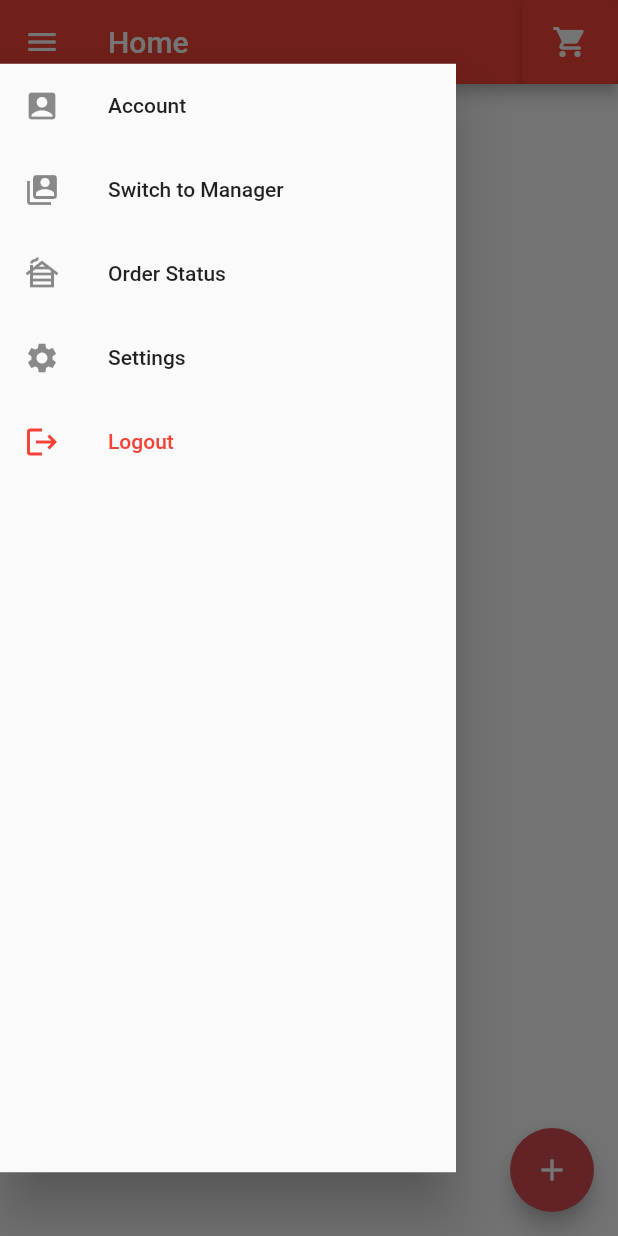
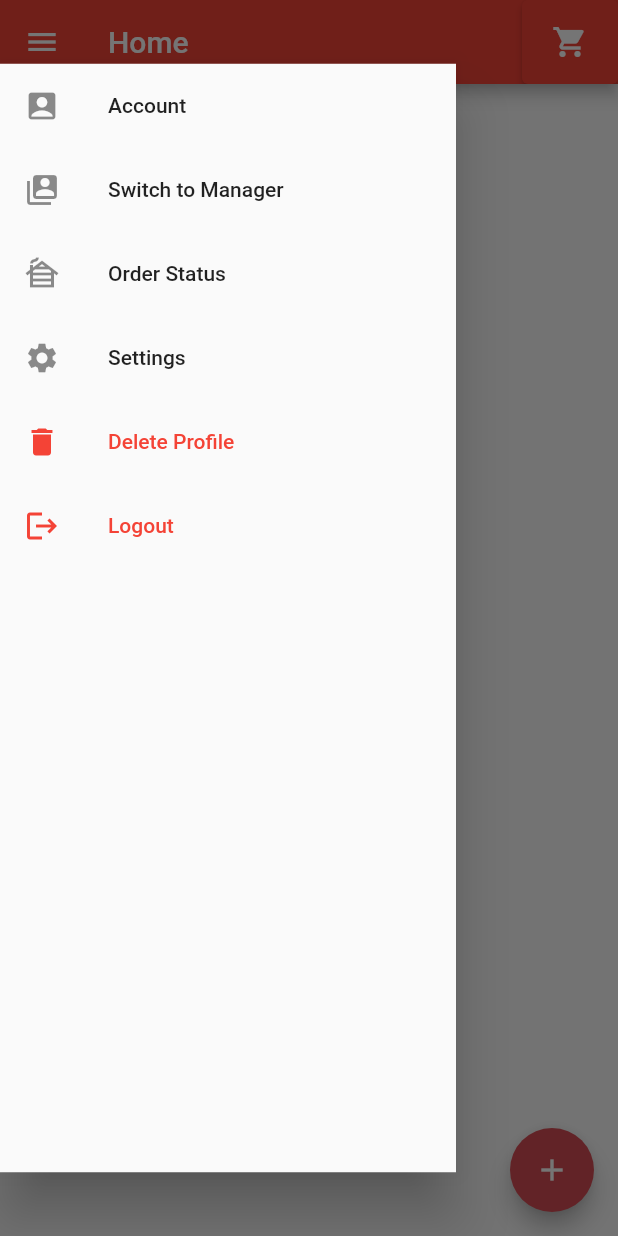
Before and after one commit to Asmit11/FoodKhana, a Flutter app: the DashBoardScreen screen opened by its route, with the side drawer open, on a phone screen of 412 x 824 dp. Run offline on Flutter 3.47's test engine with Material 2 defaults, Android fonts, the phone set to English and light mode, and no system bars; our stand-ins replace cloud_firestore, firebase_auth, firebase_core, firebase_storage, flutter_local_notifications; accounts and stored records are empty.

Commit message:
added delete profile button in drawer

```diff
--- a/lib/screens/DashBoardScreen.dart
+++ b/lib/screens/DashBoardScreen.dart
@@ -177,6 +177,16 @@ class _DashBoardScreenState extends State<DashBoardScreen> {
                         ),
 
                         ListTile(
+                          title: Text('Delete Profile'),
+                          textColor: Colors.red,
+                          leading: Icon(Icons.delete),
+                          iconColor: Colors.red,
+                          onTap:(){
+                            Navigator.of(context).pushNamed("/register");
+
+                          } ,
+                        ),
+                        ListTile(
                           title: Text('Logout'),
                           textColor: Colors.red,
                           leading: Icon(Icons.logout),
--- a/lib/screens/Settings.dart
+++ b/lib/screens/Settings.dart
@@ -13,7 +13,11 @@ class _SettingsState extends State<Settings> {
   Widget build(BuildContext context) {
     return Scaffold(
         appBar: AppBar(
-        )
+          backgroundColor: Color(0xffD64D55),
+          leading: IconButton(onPressed: () {
+          },
+            icon: const Icon(Icons.arrow_back),),
+          title: Text("Settings"),),
     );
         }
 }
```
